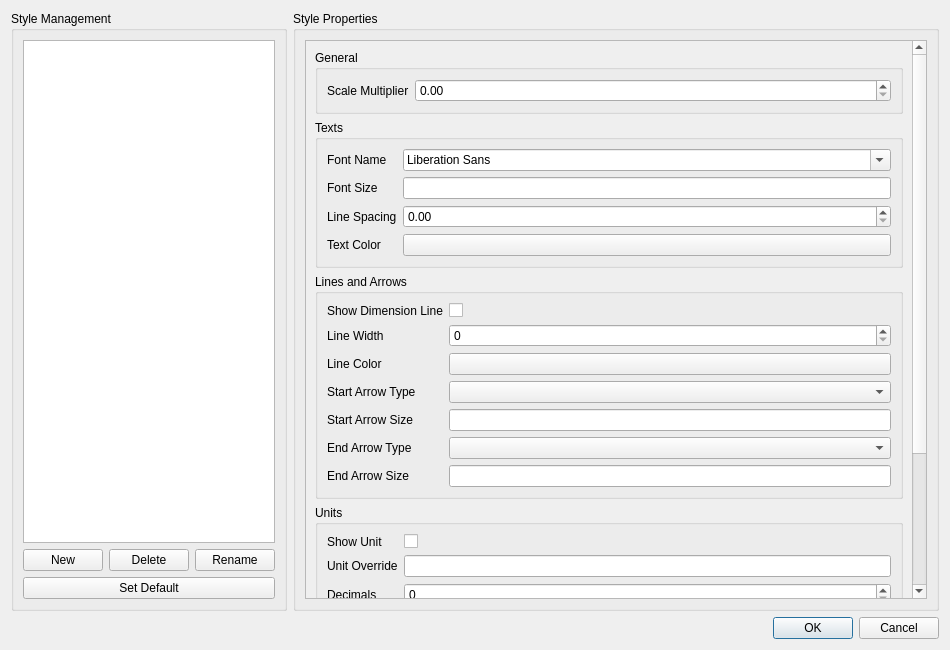
Before: the Qt Designer form src/Mod/Draft/Resources/ui/dialog_AnnotationStyleManager.ui in furgo16/FreeCAD, drawn with Qt 5.
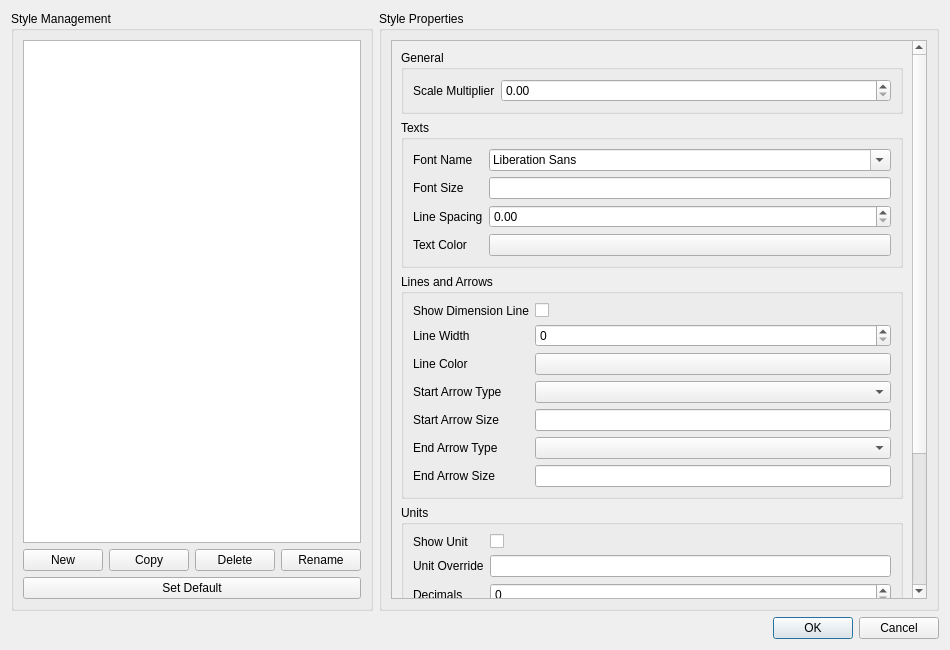
After: the same form once the commit is applied. Custom widgets are drawn as their Qt base class.

```diff
--- a/src/Mod/Draft/Resources/ui/dialog_AnnotationStyleManager.ui
+++ b/src/Mod/Draft/Resources/ui/dialog_AnnotationStyleManager.ui
@@ -46,6 +46,16 @@
             </property>
            </widget>
           </item>
+            <item>
+             <widget class="QPushButton" name="pushButton_Copy">
+              <property name="toolTip">
+               <string>Create a new style as a copy of the selected style</string>
+              </property>
+              <property name="text">
+               <string>Copy</string>
+              </property>
+             </widget>
+            </item>
           <item>
            <widget class="QPushButton" name="pushButton_Delete">
             <property name="toolTip">
```
